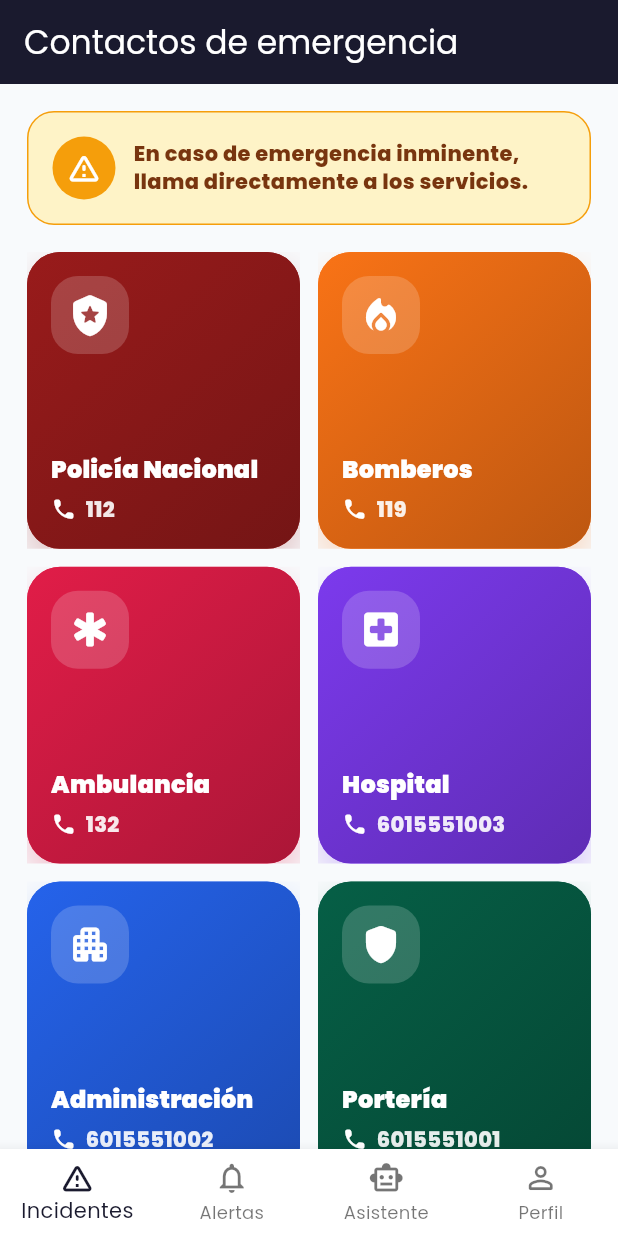
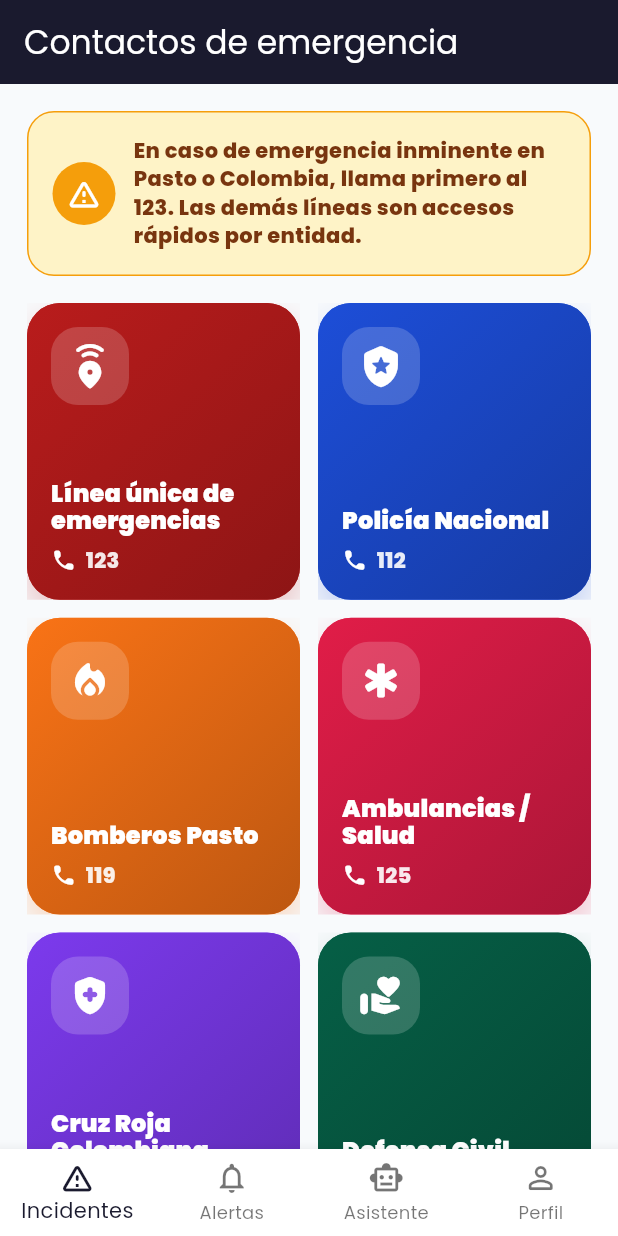
Before and after one commit to juanvizuette7/CommuSafe, a Flutter app: the ContactosEmergenciaScreen screen opened by its route, on a phone screen of 412 x 824 dp. Run offline on Flutter 3.47's test engine with Material 3 defaults, Android fonts, the phone set to English and light mode, and no system bars; our stand-ins replace cached_network_image, dio, firebase_core, firebase_messaging, flutter_local_notifications, flutter_secure_storage and 4 more; accounts and stored records are empty; network calls fail.

```diff
--- a/mobile/commusafe_app/lib/features/emergencias/screens/contactos_emergencia_screen.dart
+++ b/mobile/commusafe_app/lib/features/emergencias/screens/contactos_emergencia_screen.dart
@@ -8,39 +8,39 @@ class ContactosEmergenciaScreen extends StatelessWidget {
 
   static const List<_EmergencyContact> _contacts = <_EmergencyContact>[
     _EmergencyContact(
+      title: 'Línea única de emergencias',
+      phone: '123',
+      icon: Icons.emergency_share_rounded,
+      color: Color(0xFFB91C1C),
+    ),
+    _EmergencyContact(
       title: 'Policía Nacional',
       phone: '112',
       icon: Icons.local_police_rounded,
-      color: Color(0xFF991B1B),
+      color: Color(0xFF1D4ED8),
     ),
     _EmergencyContact(
-      title: 'Bomberos',
+      title: 'Bomberos Pasto',
       phone: '119',
       icon: Icons.local_fire_department_rounded,
       color: Color(0xFFF97316),
     ),
     _EmergencyContact(
-      title: 'Ambulancia',
-      phone: '132',
+      title: 'Ambulancias / Salud',
+      phone: '125',
       icon: Icons.emergency_rounded,
       color: Color(0xFFE11D48),
     ),
     _EmergencyContact(
-      title: 'Hospital',
-      phone: '6015551003',
-      icon: Icons.local_hospital_rounded,
+      title: 'Cruz Roja Colombiana',
+      phone: '132',
+      icon: Icons.health_and_safety_rounded,
       color: Color(0xFF7C3AED),
     ),
     _EmergencyContact(
-      title: 'Administración',
-      phone: '6015551002',
-      icon: Icons.apartment_rounded,
-      color: Color(0xFF2563EB),
-    ),
-    _EmergencyContact(
-      title: 'Portería',
-      phone: '6015551001',
-      icon: Icons.shield_rounded,
+      title: 'Defensa Civil',
+      phone: '144',
+      icon: Icons.volunteer_activism_rounded,
       color: Color(0xFF065F46),
     ),
   ];
@@ -90,7 +90,7 @@ class ContactosEmergenciaScreen extends StatelessWidget {
                 const SizedBox(width: 12),
                 Expanded(
                   child: Text(
-                    'En caso de emergencia inminente, llama directamente a los servicios.',
+                    'En caso de emergencia inminente en Pasto o Colombia, llama primero al 123. Las demás líneas son accesos rápidos por entidad.',
                     style: Theme.of(context).textTheme.bodyMedium?.copyWith(
                       color: const Color(0xFF78350F),
                       fontWeight: FontWeight.w800,
```
Also changed, not shown: mobile/commusafe_app/lib/app.dart (+1 -20 lines), mobile/commusafe_app/lib/features/auth/screens/login_screen.dart (+0 -11 lines), 2 other files.
